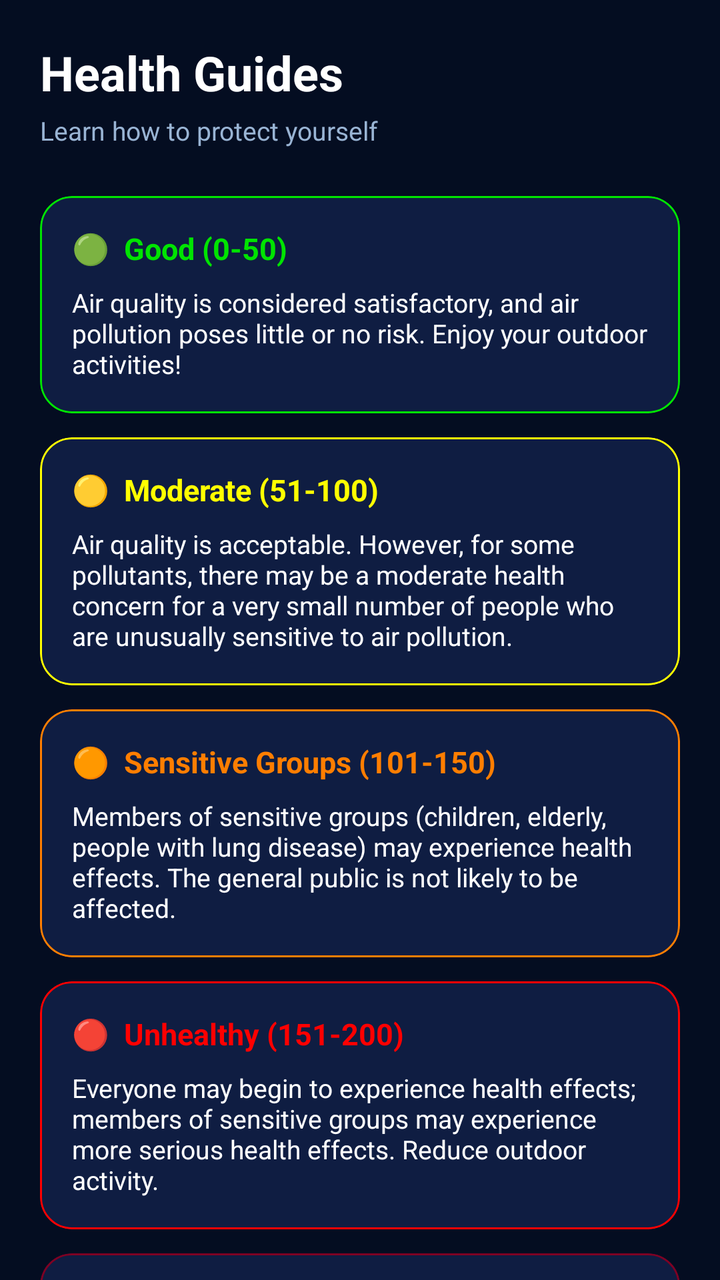
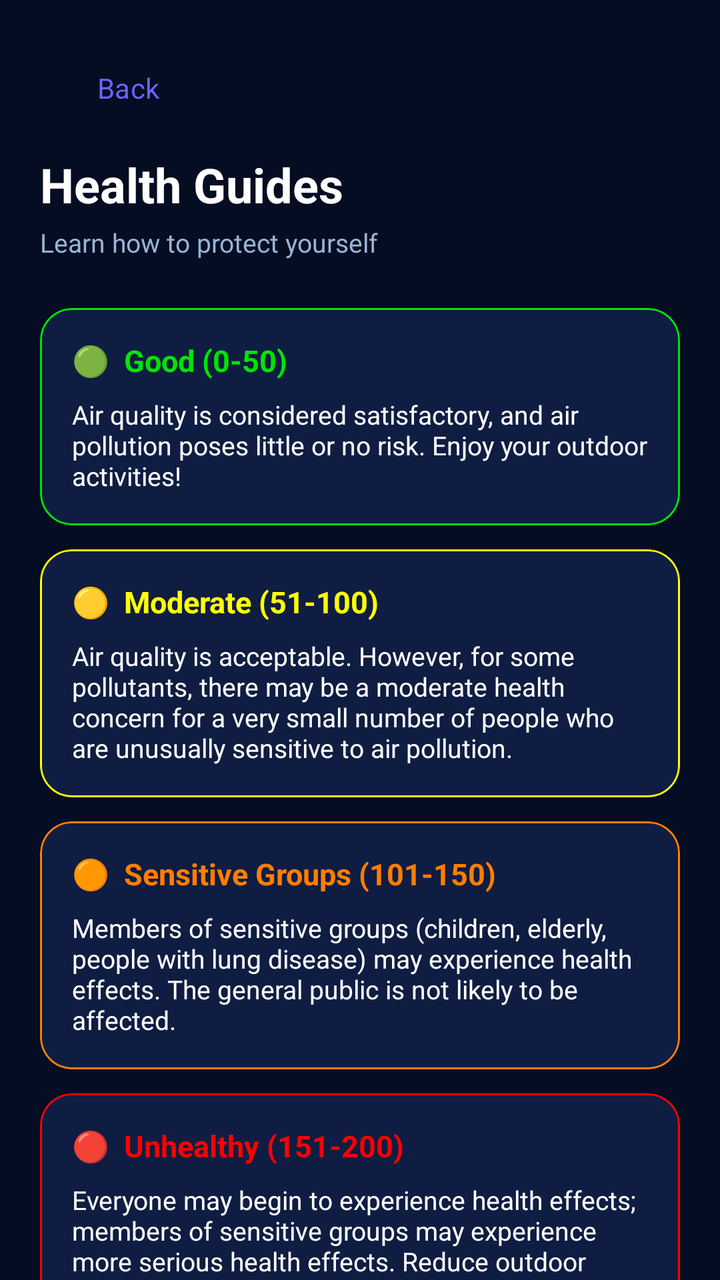

The first picture is an Android layout as it rendered before a commit; the second is the same layout after the commit. The layout source and the unified diff follow.
<!-- AndroidManifest.xml: application theme Theme.AirQuiltyMeter -->
<!-- res/layout/fragment_education.xml -->
<?xml version="1.0" encoding="utf-8"?>
<androidx.core.widget.NestedScrollView
    xmlns:android="http://schemas.android.com/apk/res/android"
    xmlns:app="http://schemas.android.com/apk/res-auto"
    android:layout_width="match_parent"
    android:layout_height="match_parent"
    android:background="@color/color_background">

    <LinearLayout
        android:layout_width="match_parent"
        android:layout_height="wrap_content"
        android:orientation="vertical"
        android:padding="20dp">

        <TextView
            android:layout_width="wrap_content"
            android:layout_height="wrap_content"
            android:text="Health Guides"
            android:textColor="@color/white"
            android:textSize="24sp"
            android:textStyle="bold"
            android:layout_marginBottom="4dp" />
        <TextView
            android:layout_width="wrap_content"
            android:layout_height="wrap_content"
            android:text="Learn how to protect yourself"
            android:textColor="@color/color_text_secondary"
            android:textSize="13sp"
            android:layout_marginBottom="24dp" />

        
        <com.google.android.material.card.MaterialCardView
            android:layout_width="match_parent"
            android:layout_height="wrap_content"
            android:layout_marginBottom="12dp"
            app:cardBackgroundColor="@color/color_card"
            app:cardCornerRadius="16dp"
            app:strokeColor="@color/aqi_good"
            app:strokeWidth="1dp">
            <LinearLayout android:layout_width="match_parent" android:layout_height="wrap_content"
                android:orientation="vertical" android:padding="16dp">
                <TextView android:layout_width="wrap_content" android:layout_height="wrap_content"
                    android:text="🟢  Good (0-50)" android:textColor="@color/aqi_good" android:textSize="15sp" android:textStyle="bold" />
                <TextView android:layout_width="match_parent" android:layout_height="wrap_content"
                    android:text="Air quality is considered satisfactory, and air pollution poses little or no risk. Enjoy your outdoor activities!"
                    android:textColor="@color/white" android:textSize="13sp" android:layout_marginTop="8dp" />
            </LinearLayout>
        </com.google.android.material.card.MaterialCardView>

        
        <com.google.android.material.card.MaterialCardView
            android:layout_width="match_parent"
            android:layout_height="wrap_content"
            android:layout_marginBottom="12dp"
            app:cardBackgroundColor="@color/color_card"
            app:cardCornerRadius="16dp"
            app:strokeColor="@color/aqi_moderate"
            app:strokeWidth="1dp">
            <LinearLayout android:layout_width="match_parent" android:layout_height="wrap_content"
                android:orientation="vertical" android:padding="16dp">
                <TextView android:layout_width="wrap_content" android:layout_height="wrap_content"
                    android:text="🟡  Moderate (51-100)" android:textColor="@color/aqi_moderate" android:textSize="15sp" android:textStyle="bold" />
                <TextView android:layout_width="match_parent" android:layout_height="wrap_content"
                    android:text="Air quality is acceptable. However, for some pollutants, there may be a moderate health concern for a very small number of people who are unusually sensitive to air pollution."
                    android:textColor="@color/white" android:textSize="13sp" android:layout_marginTop="8dp" />
            </LinearLayout>
        </com.google.android.material.card.MaterialCardView>

        
        <com.google.android.material.card.MaterialCardView
            android:layout_width="match_parent"
            android:layout_height="wrap_content"
            android:layout_marginBottom="12dp"
            app:cardBackgroundColor="@color/color_card"
            app:cardCornerRadius="16dp"
            app:strokeColor="@color/aqi_sensitive"
            app:strokeWidth="1dp">
            <LinearLayout android:layout_width="match_parent" android:layout_height="wrap_content"
                android:orientation="vertical" android:padding="16dp">
                <TextView android:layout_width="wrap_content" android:layout_height="wrap_content"
                    android:text="🟠  Sensitive Groups (101-150)" android:textColor="@color/aqi_sensitive" android:textSize="15sp" android:textStyle="bold" />
                <TextView android:layout_width="match_parent" android:layout_height="wrap_content"
                    android:text="Members of sensitive groups (children, elderly, people with lung disease) may experience health effects. The general public is not likely to be affected."
                    android:textColor="@color/white" android:textSize="13sp" android:layout_marginTop="8dp" />
            </LinearLayout>
        </com.google.android.material.card.MaterialCardView>

        
        <com.google.android.material.card.MaterialCardView
            android:layout_width="match_parent"
            android:layout_height="wrap_content"
            android:layout_marginBottom="12dp"
            app:cardBackgroundColor="@color/color_card"
            app:cardCornerRadius="16dp"
            app:strokeColor="@color/aqi_unhealthy"
            app:strokeWidth="1dp">
            <LinearLayout android:layout_width="match_parent" android:layout_height="wrap_content"
                android:orientation="vertical" android:padding="16dp">
                <TextView android:layout_width="wrap_content" android:layout_height="wrap_content"
                    android:text="🔴  Unhealthy (151-200)" android:textColor="@color/aqi_unhealthy" android:textSize="15sp" android:textStyle="bold" />
                <TextView android:layout_width="match_parent" android:layout_height="wrap_content"
                    android:text="Everyone may begin to experience health effects; members of sensitive groups may experience more serious health effects. Reduce outdoor activity."
                    android:textColor="@color/white" android:textSize="13sp" android:layout_marginTop="8dp" />
            </LinearLayout>
        </com.google.android.material.card.MaterialCardView>

        
        <com.google.android.material.card.MaterialCardView
            android:layout_width="match_parent"
            android:layout_height="wrap_content"
            android:layout_marginBottom="80dp"
            app:cardBackgroundColor="@color/color_card"
            app:cardCornerRadius="16dp"
            app:strokeColor="@color/aqi_hazardous"
            app:strokeWidth="1dp">
            <LinearLayout android:layout_width="match_parent" android:layout_height="wrap_content"
                android:orientation="vertical" android:padding="16dp">
                <TextView android:layout_width="wrap_content" android:layout_height="wrap_content"
                    android:text="⚫  Hazardous (301+)" android:textColor="@color/aqi_hazardous" android:textSize="15sp" android:textStyle="bold" />
                <TextView android:layout_width="match_parent" android:layout_height="wrap_content"
                    android:text="Health alert: everyone may experience more serious health effects. Emergency conditions. Avoid all outdoor physical activity."
                    android:textColor="@color/white" android:textSize="13sp" android:layout_marginTop="8dp" />
            </LinearLayout>
        </com.google.android.material.card.MaterialCardView>

    </LinearLayout>
</androidx.core.widget.NestedScrollView>
<!-- resources referenced by this layout -->
<resources>
  <color name="aqi_good">#00E400</color>
  <color name="aqi_hazardous">#7E0023</color>
  <color name="aqi_moderate">#FFFF00</color>
  <color name="aqi_sensitive">#FF7E00</color>
  <color name="aqi_unhealthy">#FF0000</color>
  <color name="color_background">#040D21</color>
  <color name="color_card">#0F1D42</color>
  <color name="color_text_secondary">#99B4D4</color>
  <color name="white">#FFFFFF</color>
  <style name="Theme.AirQuiltyMeter" parent="Base.Theme.AirQuiltyMeter" />
  <style name="Base.Theme.AirQuiltyMeter" parent="Theme.Material3.DayNight.NoActionBar">
          <item name="colorPrimary">@color/color_primary</item>
          <item name="colorPrimaryVariant">@color/color_primary_variant</item>
          <item name="colorOnPrimary">@color/color_on_primary</item>
          <item name="colorSecondary">@color/color_secondary</item>
          <item name="colorSecondaryVariant">@color/color_secondary_variant</item>
          <item name="colorOnSecondary">@color/color_on_secondary</item>
          <item name="android:colorBackground">@color/color_background</item>
          <item name="colorSurface">@color/color_surface</item>
          <item name="colorOnSurface">@color/color_on_surface</item>
          <item name="colorError">@color/color_error</item>
          <item name="colorOnError">@color/color_on_error</item>
          <item name="android:statusBarColor">@color/color_status_bar</item>
          <item name="android:navigationBarColor">@color/color_background</item>
          <item name="android:windowLightStatusBar" tools:targetApi="m">false</item>
          <item name="android:fontFamily">sans-serif</item>
      </style>
  <color name="color_primary">#6C63FF</color>
  <color name="color_primary_variant">#5A54D4</color>
  <color name="color_on_primary">#FFFFFF</color>
  <color name="color_secondary">#0DCAF0</color>
  <color name="color_secondary_variant">#00A8CC</color>
  <color name="color_on_secondary">#000000</color>
  <color name="color_surface">#0B1638</color>
  <color name="color_on_surface">#FFFFFF</color>
  <color name="color_error">#FF5252</color>
  <color name="color_on_error">#FFFFFF</color>
  <color name="color_status_bar">#040D21</color>
</resources>

<!-- the commit's change to res/layout/fragment_education.xml (unified diff, before → after) -->
@@ -11,6 +11,15 @@
         android:layout_height="wrap_content"
         android:orientation="vertical"
         android:padding="20dp">
+
+        <com.google.android.material.button.MaterialButton
+            android:id="@+id/btn_back"
+            style="@style/Widget.Material3.Button.TextButton"
+            android:layout_width="wrap_content"
+            android:layout_height="wrap_content"
+            android:text="Back"
+            android:textAllCaps="false"
+            android:layout_marginBottom="8dp" />
 
         <TextView
             android:layout_width="wrap_content"
